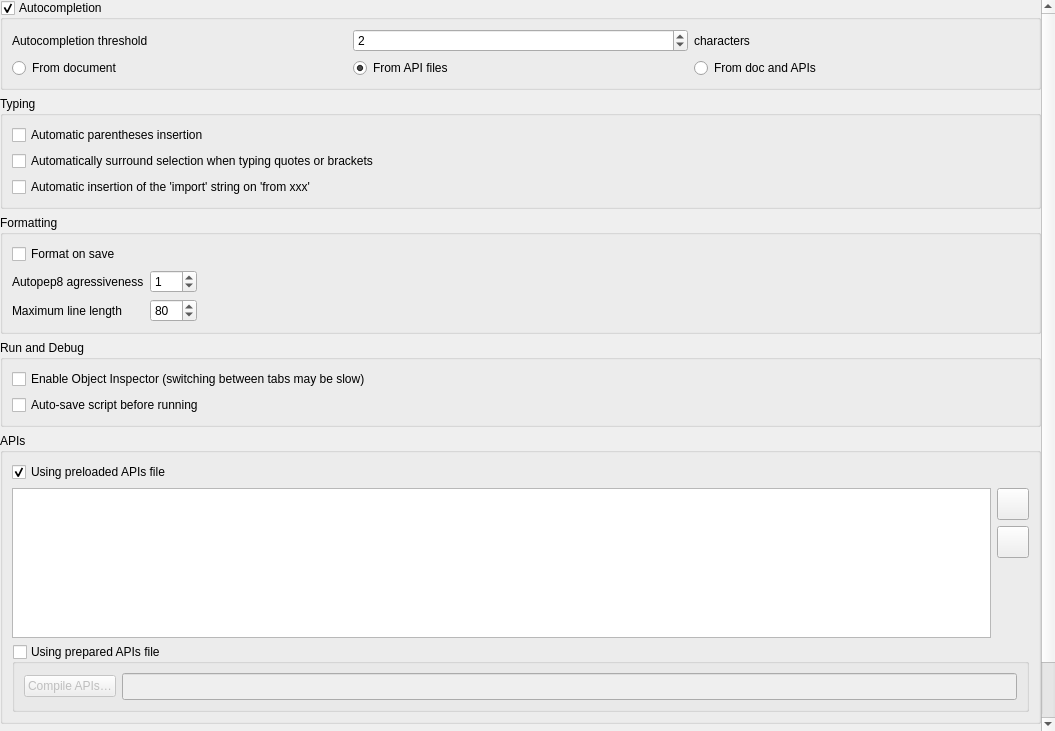
Above: python/console/console_settings.ui from qgis/QGIS before the change. Below: the same form after it.
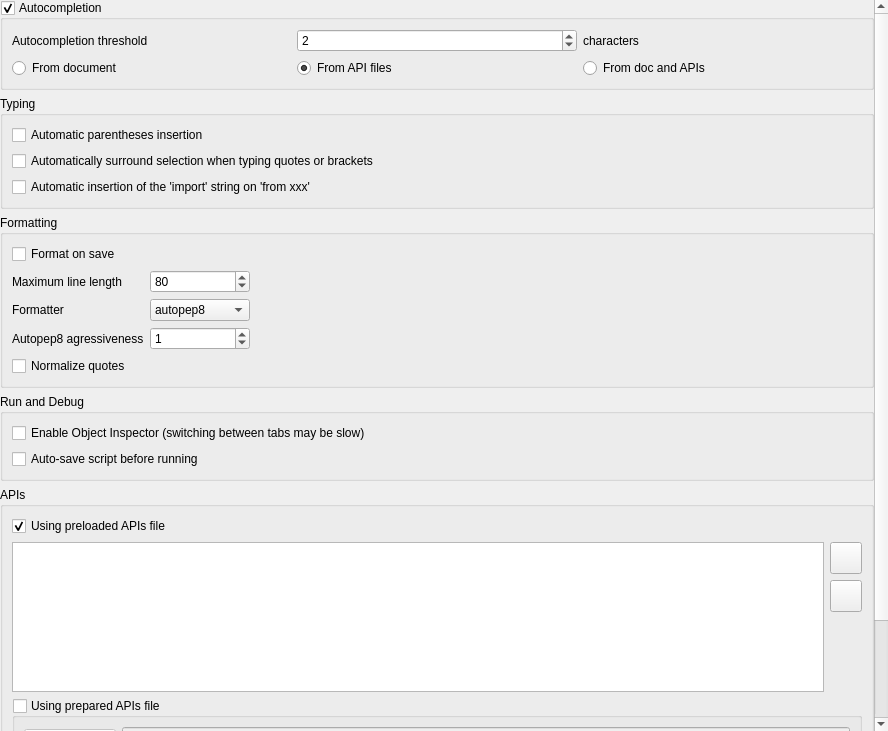
That is the form after the change. Custom widgets are drawn as their Qt base class.

Commit message: Add black formatter

Diff of the .ui file:
```diff
--- a/python/console/console_settings.ui
+++ b/python/console/console_settings.ui
@@ -6,7 +6,7 @@
    <rect>
     <x>0</x>
     <y>0</y>
-    <width>1055</width>
+    <width>888</width>
     <height>731</height>
    </rect>
   </property>
@@ -54,8 +54,8 @@
        <rect>
         <x>0</x>
         <y>0</y>
-        <width>1041</width>
-        <height>854</height>
+        <width>874</width>
+        <height>914</height>
        </rect>
       </property>
       <layout class="QGridLayout" name="gridLayout">
@@ -456,20 +456,34 @@
          </property>
          <layout class="QGridLayout" name="gridLayout_4">
           <item row="2" column="0">
-           <widget class="QLabel" name="label_8">
+           <widget class="QLabel" name="label">
             <property name="text">
-             <string>Maximum line length</string>
+             <string>Formatter</string>
             </property>
            </widget>
           </item>
-          <item row="1" column="0">
-           <widget class="QLabel" name="label_7">
+          <item row="4" column="0" colspan="2">
+           <widget class="QCheckBox" name="blackNormalizeQuotes">
+            <property name="text">
+             <string>Normalize quotes</string>
+            </property>
+           </widget>
+          </item>
+          <item row="0" column="0">
+           <widget class="QCheckBox" name="formatOnSave">
+            <property name="text">
+             <string>Format on save</string>
+            </property>
+           </widget>
+          </item>
+          <item row="3" column="0">
+           <widget class="QLabel" name="autopep8AggressivenessLabel">
             <property name="text">
              <string>Autopep8 agressiveness</string>
             </property>
            </widget>
           </item>
-          <item row="1" column="1">
+          <item row="3" column="1">
            <widget class="QSpinBox" name="autopep8Aggressiveness">
             <property name="maximum">
              <number>3</number>
@@ -479,14 +493,34 @@
             </property>
            </widget>
           </item>
-          <item row="0" column="0">
-           <widget class="QCheckBox" name="formatOnSave">
-            <property name="text">
-             <string>Format on save</string>
-            </property>
-           </widget>
-          </item>
           <item row="2" column="1">
+           <widget class="QComboBox" name="formatter">
+            <property name="minimumSize">
+             <size>
+              <width>100</width>
+              <height>0</height>
+             </size>
+            </property>
+            <item>
+             <property name="text">
+              <string>autopep8</string>
+             </property>
+            </item>
+            <item>
+             <property name="text">
+              <string>black</string>
+             </property>
+            </item>
+           </widget>
+          </item>
+          <item row="1" column="0">
+           <widget class="QLabel" name="label_8">
+            <property name="text">
+             <string>Maximum line length</string>
+            </property>
+           </widget>
+          </item>
+          <item row="1" column="1">
            <widget class="QSpinBox" name="maxLineLength">
             <property name="minimum">
              <number>60</number>
@@ -499,7 +533,7 @@
             </property>
            </widget>
           </item>
-          <item row="1" column="2">
+          <item row="0" column="2">
            <spacer name="horizontalSpacer">
             <property name="orientation">
              <enum>Qt::Horizontal</enum>
```
Left out of the diff: 3 changed lines with no effect on the pictures. The commit also changes 2 other files.
